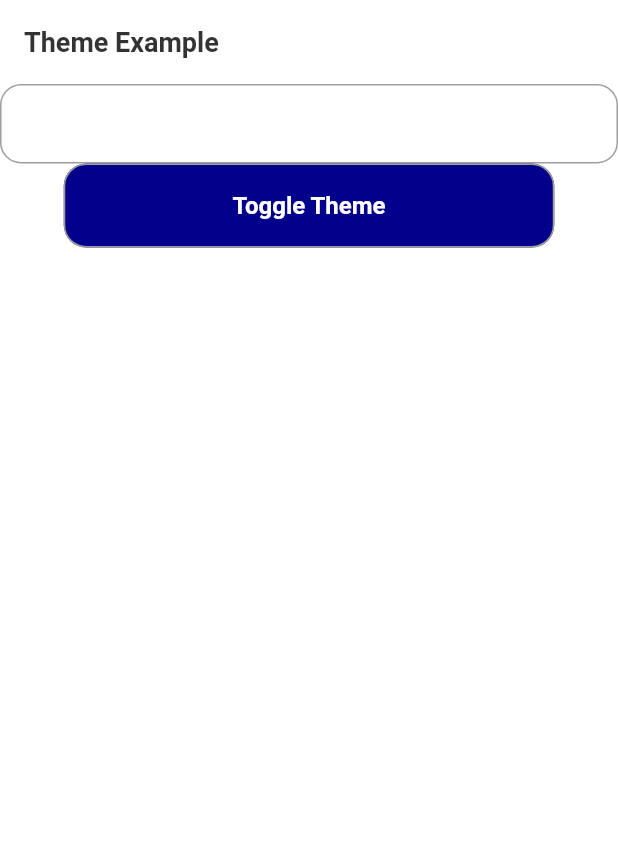
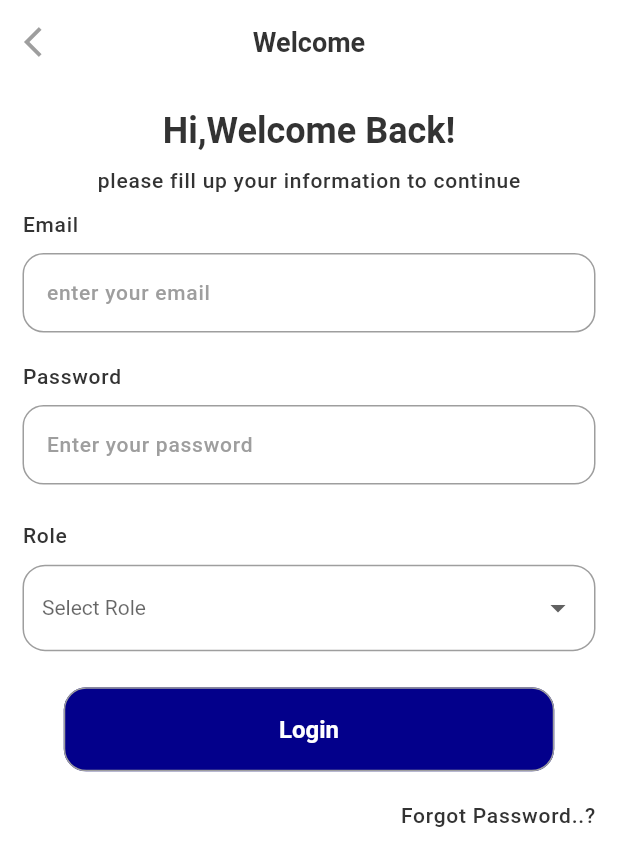
Before and after one commit to umerishaq123/Mdcat, a Flutter app: the screen it shows after launch, on a phone screen of 412 x 824 dp. Shown: the top 866 px of the screen. Run offline on Flutter 3.47's test engine with Material 3 defaults, Android fonts, the phone set to English and light mode, and no system bars; our stand-ins replace another_flushbar, bloc, equatable, flutter_bloc, fluttertoast.

Commit message:
login screen

```diff
--- a/lib/all_imports.dart
+++ b/lib/all_imports.dart
@@ -1,3 +1,7 @@
 export 'package:flutter/material.dart';
 export 'package:flutter_bloc/flutter_bloc.dart';
 export 'package:mdcat_kawiish/bloc/example.dart/counter_bloc.dart';
+export 'package:mdcat_kawiish/config/theme/theme.dart';
+export 'package:mdcat_kawiish/core/extesnions/example.dart';
+export 'package:mdcat_kawiish/core/gap_widget.dart';
+export 'package:mdcat_kawiish/core/utilis/utils.dart';
--- /dev/null
+++ b/lib/bloc/loginscreen/loginBloc.dart
@@ -0,0 +1,17 @@
+import 'package:mdcat_kawiish/all_imports.dart';
+import 'package:mdcat_kawiish/bloc/loginscreen/loginEvent.dart';
+import 'package:mdcat_kawiish/bloc/loginscreen/loginState.dart';
+
+class loginBloc extends Bloc<loginevent,LoginState>{
+loginBloc():super(LoginState()){
+  on<selectrole>(_selectrole);
+}
+void _selectrole(loginevent event,Emitter<LoginState> emit){
+
+  if (event is selectrole) {
+       emit(state.copyWith(selectrole: event.roles ));
+    }
+
+}
+
+}
--- /dev/null
+++ b/lib/bloc/loginscreen/loginEvent.dart
@@ -0,0 +1,15 @@
+import 'package:equatable/equatable.dart';
+
+abstract class loginevent extends Equatable {
+  loginevent();
+  @override
+  List<Object?> get props => [];
+}
+
+class selectrole extends loginevent {
+  final List<String> roles;
+  selectrole({required this.roles});
+
+  @override
+  List<Object?> get props => [roles];
+}
--- /dev/null
+++ b/lib/bloc/loginscreen/loginState.dart
@@ -0,0 +1,14 @@
+import 'package:equatable/equatable.dart';
+
+class LoginState extends Equatable{
+  List<String> selectrole;
+  LoginState( {this.selectrole=const []});
+
+  LoginState copyWith({List<String>? selectrole}){
+    return LoginState(selectrole: selectrole ?? this.selectrole);
+  }
+
+  @override
+  // TODO: implement props
+  List<Object?> get props => [selectrole];
+}
--- a/lib/config/routes/routes.dart
+++ b/lib/config/routes/routes.dart
@@ -3,12 +3,18 @@
 import 'package:flutter/material.dart';
 import 'package:mdcat_kawiish/config/routes/routes_name.dart';
 import 'package:mdcat_kawiish/config/routes/slide_transition_page.dart';
+import 'package:mdcat_kawiish/view/login/login_mobile.dart';
+import 'package:mdcat_kawiish/view/login/splash_screen.dart';
 
 class Routes {
   static Route<dynamic> generateRoute(RouteSettings settings) {
     switch (settings.name) {
       // case RoutesName.userSplash:
       //   return SlideTransitionPage(page: const SplashScreen());
+      case RoutesName.splashScreen:
+      return SlideTransitionPage(page: SplashScreen());
+      case RoutesName.loginScreen:
+      return SlideTransitionPage(page: const LoginMobile());
 
 
       default:
--- a/lib/config/routes/routes_name.dart
+++ b/lib/config/routes/routes_name.dart
@@ -1,4 +1,6 @@
 class RoutesName {
   // static const String userSplash = 'logopage';
+  static const String splashScreen='splash_screen';
+   static const String loginScreen='login_mobile';
 
 }
--- a/lib/config/theme/theme.dart
+++ b/lib/config/theme/theme.dart
@@ -86,7 +86,7 @@ class AppBarThemee {
   AppBarThemee._();
   static AppBarTheme lightAppBarTheme = const AppBarTheme(
       elevation: 0,
-      centerTitle: false,
+      centerTitle: true,
       backgroundColor: Colors.transparent,
       surfaceTintColor: Colors.transparent,
       iconTheme: IconThemeData(color: Themecolor.black, size: 24),
@@ -99,7 +99,7 @@ class AppBarThemee {
 
   static AppBarTheme darkAppBarTheme = const AppBarTheme(
       elevation: 0,
-      centerTitle: false,
+      centerTitle: true,
       backgroundColor: Colors.transparent,
       surfaceTintColor: Colors.transparent,
       iconTheme: IconThemeData(color: Themecolor.white, size: 24),
@@ -172,12 +172,13 @@ class Textformfieldtheme {
   Textformfieldtheme._();
   static InputDecorationTheme lightinputDecorationTheme = InputDecorationTheme(
     errorMaxLines: 3,
+
     suffixIconColor: Themecolor.grey,
     prefixIconColor: Themecolor.grey,
     labelStyle:
-        const TextStyle().copyWith(fontSize: 14, color: Themecolor.black),
+        const TextStyle().copyWith(fontSize: 14, color: Themecolor.grey),
     hintStyle:
-        const TextStyle().copyWith(fontSize: 14, color: Themecolor.black),
+        const TextStyle().copyWith(fontSize: 14, color: Themecolor.grey),
     errorStyle: const TextStyle().copyWith(fontStyle: FontStyle.normal),
     floatingLabelStyle: const TextStyle().copyWith(
         fontStyle: FontStyle.normal, color: Themecolor.black.withOpacity(0.8)),
@@ -228,10 +229,10 @@ class Textformfieldtheme {
 
 class Themetext {
   Themetext._();
-  static const double smallSize = 12.0;
-  static const double mediumeSize = 14.0;
-  static const double largeSize = 18.0;
-  static const double extraLargeSize = 24.0;
+  // static const double smallSize = 12.0;
+  // static const double mediumeSize = 14.0;
+  // static const double largeSize = 18.0;
+  // static const double extraLargeSize = 24.0;
 
   static TextTheme lightTextTheme = TextTheme(
     headlineLarge: const TextStyle().copyWith(
--- a/lib/core/extesnions/example.dart
+++ b/lib/core/extesnions/example.dart
@@ -1 +1,5 @@
-// mmm
+import 'package:mdcat_kawiish/all_imports.dart';
+
+extension TextStyleExtension on BuildContext {
+  TextTheme get textTheme => Theme.of(this).textTheme;
+}
--- a/lib/core/gap_widget.dart
+++ b/lib/core/gap_widget.dart
@@ -30,6 +30,6 @@ class GappedWidget extends StatelessWidget {
   }
 
   double _defaultGap(BuildContext context) {
-    return MediaQuery.of(context).size.width * 0.05; // 5% of screen width
+    return MediaQuery.of(context).size.width * 0.01; // 5% of screen width
   }
 }
--- a/lib/main.dart
+++ b/lib/main.dart
@@ -1,7 +1,11 @@
+import 'package:mdcat_kawiish/bloc/loginscreen/loginBloc.dart';
 import 'package:mdcat_kawiish/bloc/theme/theme_bloc.dart';
 import 'package:mdcat_kawiish/bloc/theme/theme_event.dart';
 import 'package:mdcat_kawiish/bloc/theme/theme_state.dart';
+import 'package:mdcat_kawiish/config/routes/routes.dart';
+import 'package:mdcat_kawiish/config/routes/routes_name.dart';
 import 'package:mdcat_kawiish/config/theme/theme.dart';
+import 'package:mdcat_kawiish/view/login/login_mobile.dart';
 
 import 'all_imports.dart';
 
@@ -18,43 +22,23 @@ class MyApp extends StatelessWidget {
       providers: [
         // create: (BuildContext context) => CounterBloc(),
         BlocProvider(create: (_) => ThemeBloc()),
+        // BlocProvider(create: (_)=>loginBloc()),
       ],
       child: BlocBuilder<ThemeBloc, ThemeState>(
         builder: (BuildContext context, state) {
           return MaterialApp(
+            debugShowCheckedModeBanner: false,
             theme:
                 state.isDarkOrLight ? AppTheme.lightTheme : AppTheme.darkTheme,
             darkTheme: AppTheme.darkTheme,
             title: 'Flutter Demo',
 
             // home: const MyWidget(),
-            home:  MyHomePage(),
+            initialRoute: RoutesName.splashScreen,
+      onGenerateRoute: Routes.generateRoute,
           );
         },
       ),
     );
   }
 }
-class MyHomePage extends StatelessWidget {
-  @override
-  Widget build(BuildContext context) {
-    return Scaffold(
-      appBar: AppBar(
-        title: Text('Theme Example'),
-      ),
-      body: Center(
-        child: Column(
-          children: [
-            TextFormField(),
-            ElevatedButton(
-              onPressed: () {
-                BlocProvider.of<ThemeBloc>(context).add(IsDarkOrLightMode());
-              },
-              child: Text('Toggle Theme'),
-            ),
-          ],
-        ),
-      ),
-    );
-  }
-}
--- /dev/null
+++ b/lib/view/login/login_mobile.dart
@@ -0,0 +1,170 @@
+import 'package:mdcat_kawiish/all_imports.dart';
+import 'package:mdcat_kawiish/bloc/loginscreen/loginBloc.dart';
+import 'package:mdcat_kawiish/bloc/loginscreen/loginEvent.dart';
+import 'package:mdcat_kawiish/bloc/loginscreen/loginState.dart';
+
+class LoginMobile extends StatefulWidget {
+  const LoginMobile({
+    Key? key,
+  }) : super(key: key);
+
+  @override
+  State<LoginMobile> createState() => _LoginMobileState();
+}
+
+class _LoginMobileState extends State<LoginMobile> {
+  final TextEditingController _emailController = TextEditingController();
+  final TextEditingController _passwordController = TextEditingController();
+  ValueNotifier _obscurePAsswordText = ValueNotifier(true);
+  late loginBloc _loginbloc;
+  @override
+  void initState(){
+    super.initState();
+    _loginbloc=loginBloc();
+  }
+
+  final _formKey = GlobalKey<FormState>();
+  String? _selectedRole;
+
+@override
+  Widget build(BuildContext context) {
+    final height = MediaQuery.of(context).size.height;
+    final width = MediaQuery.of(context).size.width;
+
+    return PopScope(
+        canPop:
+            true, // Initially allow pop (can be changed based on conditions)
+        onPopInvoked: (didPop) async {
+          // if (didPop) {
+          //   // User swiped back
+          //   final shouldExit = await showCloseConfirmationDialog(context);
+          //   if (shouldExit ?? false) {
+          //     exit(0); // Exit the app
+          //   }
+          // }
+        },
+        child: BlocProvider(create: (_)=>_loginbloc,
+        child: Scaffold(
+            // backgroundColor: AppConstantsColor.kcprimaryColor,
+            appBar: AppBar(
+              leading: IconButton(
+                onPressed: () {
+                  // showCloseConfirmationDialog(context);
+                },
+                icon: const Icon(Icons.arrow_back_ios),
+                color: Themecolor.grey,
+              ),
+              // forceMaterialTransparency: true,
+
+              title: const Text(
+                'Welcome',
+              ),
+            ),
+            body: SingleChildScrollView(
+              child: Padding(
+                padding: const EdgeInsets.all(15.0),
+                child: Column(
+                  mainAxisAlignment: MainAxisAlignment.start,
+                  crossAxisAlignment: CrossAxisAlignment.start,
+                  children: [
+                    Center(
+                        child: Text('Hi,Welcome Back!',
+                            style: context.textTheme.headlineMedium)),
+                    const GappedWidget(),
+                    Center(
+                        child: Text(
+                            'please fill up your information to continue',
+                            style: context.textTheme.bodyLarge)),
+                    const GappedWidget(),
+                    Text(
+                      'Email',
+                      style: context.textTheme.bodyLarge,
+                    ),
+                    const GappedWidget(),
+                    TextFormField(
+                      decoration: const InputDecoration(
+                        hintText: 'enter your email',
+                      ),
+                    ),
+                    const GappedWidget(
+                      topGap: 15,
+                    ),
+                    Text('Password', style: context.textTheme.bodyLarge),
+                    const GappedWidget(),
+                    TextFormField(
+                      decoration: const InputDecoration(
+                          hintText: 'Enter your password'),
+                    ),
+                    const GappedWidget(
+                      bottomGap: 20,
+                    ),
+                    Text('Role', style: context.textTheme.bodyLarge),
+                    const GappedWidget(),
+                    BlocBuilder<loginBloc, LoginState>(
+                      buildWhen: (current,previous)=>false,
+                      builder: (BuildContext context, state) {
+                        return Container(
+                          height: height * 0.07,
+                          padding: EdgeInsets.symmetric(horizontal: 12.0),
+                          decoration: BoxDecoration(
+                            border: Border.all(color: Themecolor.grey),
+                            borderRadius: BorderRadius.circular(15.0),
+                          ),
+                          child: DropdownButtonHideUnderline(
+                            child: DropdownButton<String>(
+                              style: TextStyle(color: Themecolor.grey),
+                              borderRadius: BorderRadius.circular(16),
+                              isExpanded: true,
+                              value:state.selectrole.isNotEmpty ? state.selectrole[0] : null,
+                              hint: Text('Select Role'),
+
+                              onChanged: (newValue) {
+                               context.read<loginBloc>().add(selectrole(roles: [newValue!]));
+                              },
+                              items: <String>['Academy', 'Teacher', 'Student']
+                                  .map((String value) {
+                                return DropdownMenuItem<String>(
+                                  value: value,
+                                  child: Text(value),
+                                );
+                              }).toList(),
+                            ),
+                          ),
+                        );
+                      },
+                    ),
+                    // SizedBox(height: 20),
+                    // Text('Selected Role: $_selectedRole'),
+                    GappedWidget(
+                      topGap: 20,
+                    ),
+                    Center(
+                        child: ElevatedButton(
+                            onPressed: () {
+                              Utils.dismissKeyboard(context);
+                            },
+                            child: const Text('Login'))),
+                    const GappedWidget(
+                      bottomGap: 15,
+                    ),
+                    Row(
+                      mainAxisAlignment: MainAxisAlignment.end,
+                      children: [
+                        Text('Forgot Password..?',
+                            style: context.textTheme.bodyLarge),
+                      ],
+                    )
+                  ],
+                ),
+              ),
+            )))
+ );
+  }
+
+  @override
+  void dispose() {
+    super.dispose();
+    _emailController.dispose();
+    _passwordController.dispose();
+  }
+}
```
Also changed, not shown: lib/core/responsive/responsive.dart (added, +36 -0 lines), lib/view/login/login_desktop.dart (added, +115 -0 lines), lib/view/login/login_screen.dart (added, +19 -0 lines), lib/view/login/splash_screen.dart (added, +31 -0 lines), lib/view/login/example_login.dart (added).
